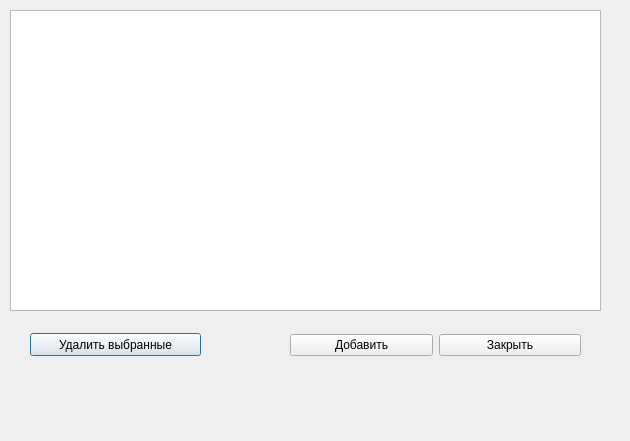
Above: ContactsDialog.ui from okostynchuk/Outcall before the change. Below: the same form after it.
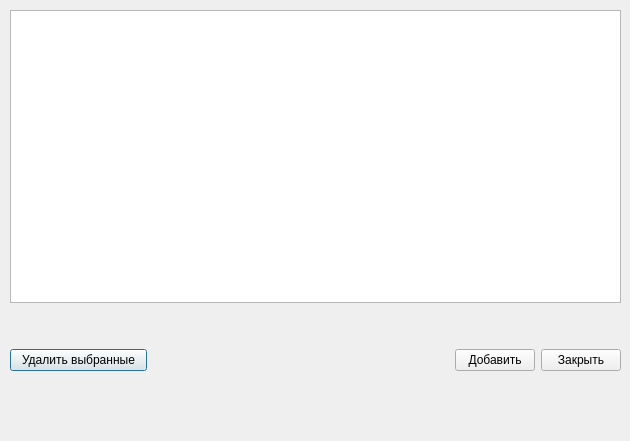
That is the form after the change.

Commit message: trial version of the table view

Diff of the .ui file:
```diff
--- a/ContactsDialog.ui
+++ b/ContactsDialog.ui
@@ -16,28 +16,43 @@
   <property name="styleSheet">
    <string notr="true"/>
   </property>
-  <widget class="QTableView" name="tableView">
+  <widget class="QWidget" name="widget" native="true">
    <property name="geometry">
     <rect>
      <x>10</x>
      <y>10</y>
-     <width>591</width>
-     <height>301</height>
+     <width>611</width>
+     <height>361</height>
     </rect>
    </property>
+   <layout class="QVBoxLayout" name="verticalLayout">
+    <item>
+     <widget class="QTableView" name="tableView">
    <property name="styleSheet">
     <string notr="true"/>
    </property>
   </widget>
+    </item>
+    <item>
+     <spacer name="verticalSpacer_2">
+      <property name="orientation">
+       <enum>Qt::Vertical</enum>
+      </property>
+      <property name="sizeType">
+       <enum>QSizePolicy::Minimum</enum>
+      </property>
+      <property name="sizeHint" stdset="0">
+       <size>
+        <width>20</width>
+        <height>40</height>
+       </size>
+      </property>
+     </spacer>
+    </item>
+    <item>
+     <layout class="QHBoxLayout" name="horizontalLayout_2">
+      <item>
   <widget class="QPushButton" name="deleteButton">
-   <property name="geometry">
-    <rect>
-     <x>30</x>
-     <y>333</y>
-     <width>171</width>
-     <height>23</height>
-    </rect>
-   </property>
    <property name="minimumSize">
     <size>
      <width>137</width>
@@ -57,16 +72,22 @@
     <string>Удалить выбранные</string>
    </property>
   </widget>
-  <widget class="QWidget" name="layoutWidget">
-   <property name="geometry">
-    <rect>
-     <x>290</x>
-     <y>330</y>
-     <width>291</width>
-     <height>31</height>
-    </rect>
-   </property>
+      </item>
+      <item>
    <layout class="QHBoxLayout" name="horizontalLayout">
+        <item>
+         <spacer name="horizontalSpacer">
+          <property name="orientation">
+           <enum>Qt::Horizontal</enum>
+          </property>
+          <property name="sizeHint" stdset="0">
+           <size>
+            <width>35</width>
+            <height>20</height>
+           </size>
+          </property>
+         </spacer>
+        </item>
     <item>
      <widget class="QPushButton" name="addButton">
       <property name="text">
@@ -80,6 +101,10 @@
        <string>Закрыть</string>
       </property>
      </widget>
+        </item>
+       </layout>
+      </item>
+     </layout>
     </item>
    </layout>
   </widget>
```
Lines whose indentation alone changed are shown as unchanged. The commit also changes 1 other file.
